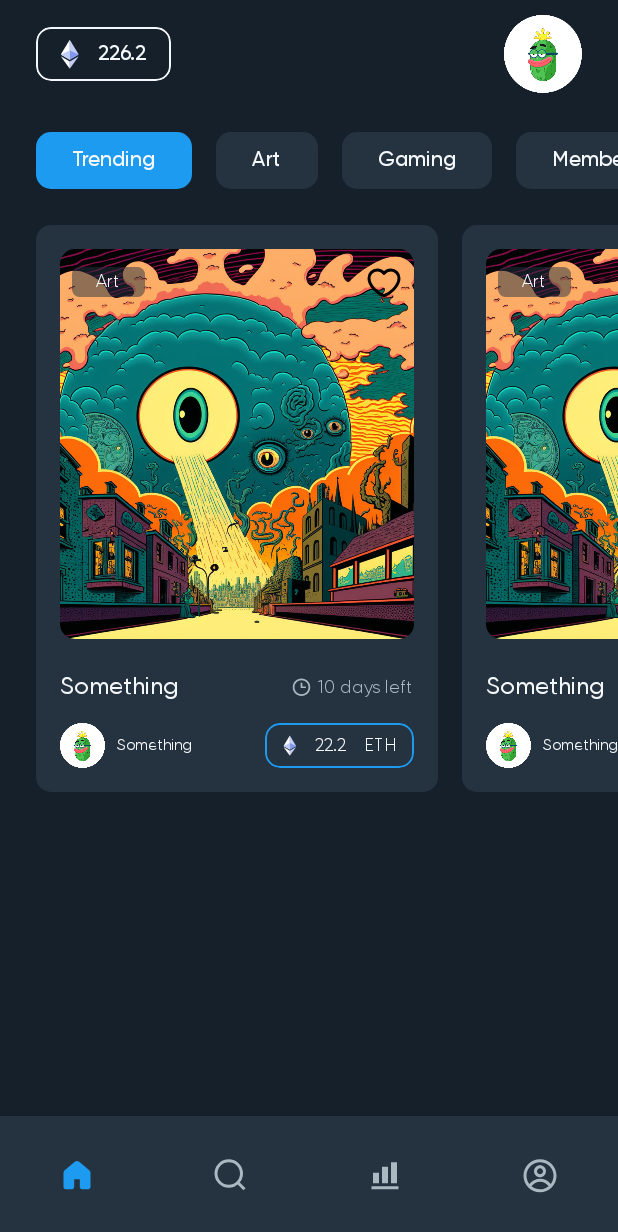
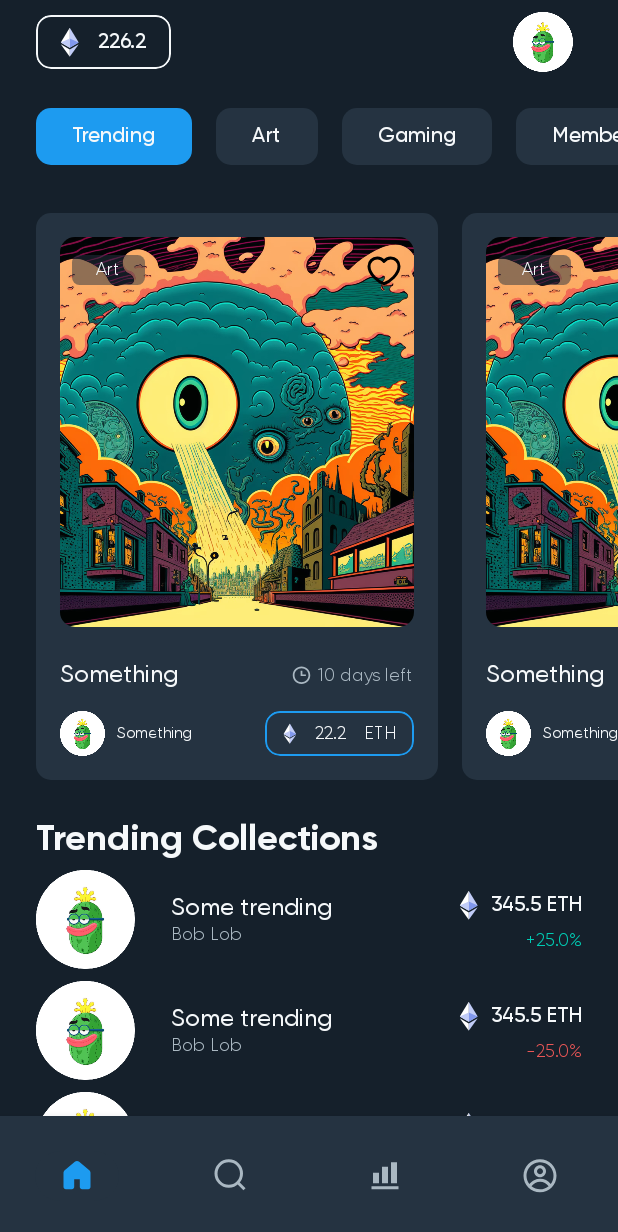
Before and after one commit to slothdeboss/EnEfTe, an Android app built with Jetpack Compose: the screen it shows after launch (MainActivity), on a phone screen of 412 x 824 dp. Shown: the top 1232 px of the screen. Run offline under Robolectric (Android 15) with nearby library versions, the phone set to English and light mode, and no system bars.

Commit message:
Implemented TrendingCollectionItem.kt and TrendingCollectionsList.kt. Renamed TrendingListingLot.kt to TrendingListingItem.kt. Finished HomeScreen design

```diff
--- a/app/src/main/java/com/slothdeboss/enefte/domain/collection/TrendingCollection.kt
+++ b/app/src/main/java/com/slothdeboss/enefte/domain/collection/TrendingCollection.kt
@@ -1,6 +1,7 @@
 package com.slothdeboss.enefte.domain.collection
 
 import androidx.annotation.DrawableRes
+import com.slothdeboss.enefte.R
 
 data class TrendingCollection(
     @DrawableRes val image: Int,
@@ -8,13 +9,33 @@
     val creatorName: String,
     val volume: Double,
     val volumeChange: VolumeChange
-)
+) {
+
+    companion object {
+
+        fun create(increased: Boolean): TrendingCollection {
+            return TrendingCollection(
+                image = R.drawable.ic_pfp,
+                name = "Some trending",
+                creatorName = "Bob Lob",
+                volume = 345.5,
+                volumeChange = VolumeChange(
+                    percentage = 25.0,
+                    type = if (increased) VolumeChange.Type.INCREASED else VolumeChange.Type.DECREASED
+                )
+            )
+        }
+    }
+}
 
 data class VolumeChange(
     val percentage: Double,
     val type: Type
 ) {
 
+    fun increased() = type == Type.INCREASED
+    fun decreased() = type == Type.DECREASED
+
     enum class Type {
         INCREASED, DECREASED
     }
--- /dev/null
+++ b/app/src/main/java/com/slothdeboss/enefte/ui/components/collections/TrendingCollectionItem.kt
@@ -0,0 +1,136 @@
+package com.slothdeboss.enefte.ui.components.collections
+
+import androidx.compose.foundation.Image
+import androidx.compose.foundation.clickable
+import androidx.compose.foundation.layout.Arrangement
+import androidx.compose.foundation.layout.Column
+import androidx.compose.foundation.layout.Row
+import androidx.compose.foundation.layout.Spacer
+import androidx.compose.foundation.layout.fillMaxWidth
+import androidx.compose.foundation.layout.height
+import androidx.compose.foundation.layout.width
+import androidx.compose.material.Surface
+import androidx.compose.material.Text
+import androidx.compose.runtime.Composable
+import androidx.compose.runtime.derivedStateOf
+import androidx.compose.runtime.getValue
+import androidx.compose.runtime.remember
+import androidx.compose.ui.Alignment
+import androidx.compose.ui.Modifier
+import androidx.compose.ui.res.painterResource
+import androidx.compose.ui.res.stringResource
+import androidx.compose.ui.tooling.preview.Preview
+import androidx.compose.ui.unit.dp
+import com.slothdeboss.enefte.R
+import com.slothdeboss.enefte.domain.collection.TrendingCollection
+import com.slothdeboss.enefte.ui.theme.EnEfTeTheme
+
+// TODO - refactor into smaller components
+@Composable
+fun TrendingCollectionItem(
+    collection: TrendingCollection,
+    onItemClick: (item: TrendingCollection) -> Unit,
+    modifier: Modifier = Modifier
+) {
+    val dimensions = EnEfTeTheme.dimensions
+    val typography = EnEfTeTheme.typography
+    val colors = EnEfTeTheme.colors
+
+    Row(
+        modifier = modifier
+            .clickable { onItemClick(collection) }
+            .fillMaxWidth()
+            .height(66.dp),
+        verticalAlignment = Alignment.CenterVertically
+    ) {
+        Image(
+            painter = painterResource(id = collection.image),
+            contentDescription = null
+        )
+
+        Spacer(modifier = Modifier.width(dimensions.dimension24))
+
+        Column(
+            verticalArrangement = Arrangement.spacedBy(dimensions.dimension4)
+        ) {
+            Text(
+                text = collection.name,
+                style = typography.body.copy(color = colors.white)
+            )
+
+            Text(
+                text = collection.creatorName,
+                style = typography.caption.copy(color = colors.grayLight)
+            )
+        }
+
+        Spacer(modifier = Modifier.weight(1f))
+
+        Column(
+            verticalArrangement = Arrangement.spacedBy(dimensions.dimension8),
+            horizontalAlignment = Alignment.End
+        ) {
+            Row(
+                horizontalArrangement = Arrangement.spacedBy(dimensions.dimension8),
+                verticalAlignment = Alignment.CenterVertically
+            ) {
+                Image(
+                    painter = painterResource(id = R.drawable.ic_ethereum),
+                    contentDescription = null
+                )
+
+                Text(
+                    text = stringResource(id = R.string.eth_template, collection.volume.toString()),
+                    style = typography.button.copy(color = colors.white)
+                )
+            }
+
+            val volumeTemplate by remember(collection) {
+                derivedStateOf {
+                    if (collection.volumeChange.increased()) {
+                        R.string.increased_volume
+                    } else {
+                        R.string.decreased_volume
+                    }
+                }
+            }
+
+            val volumeColor by remember(collection) {
+                derivedStateOf {
+                    if (collection.volumeChange.increased()) {
+                        colors.success
+                    } else {
+                        colors.danger
+                    }
+                }
+            }
+
+            Text(
+                text = stringResource(id = volumeTemplate, collection.volumeChange.percentage.toString()),
+                style = typography.caption.copy(color = volumeColor)
+            )
+        }
+    }
+}
+
+@Preview
+@Composable
+private fun Preview() {
+    EnEfTeTheme {
+        Surface(color = EnEfTeTheme.colors.dark) {
+            Column(
+                verticalArrangement = Arrangement.spacedBy(8.dp)
+            ) {
+                TrendingCollectionItem(
+                    collection = TrendingCollection.create(increased = false),
+                    onItemClick = {}
+                )
+
+                TrendingCollectionItem(
+                    collection = TrendingCollection.create(increased = true),
+                    onItemClick = {}
+                )
+            }
+        }
+    }
+}
--- /dev/null
+++ b/app/src/main/java/com/slothdeboss/enefte/ui/components/collections/TrendingCollectionsList.kt
@@ -0,0 +1,54 @@
+package com.slothdeboss.enefte.ui.components.collections
+
+import androidx.compose.foundation.layout.Arrangement
+import androidx.compose.foundation.layout.Column
+import androidx.compose.foundation.layout.PaddingValues
+import androidx.compose.foundation.layout.padding
+import androidx.compose.material.Text
+import androidx.compose.runtime.Composable
+import androidx.compose.ui.Modifier
+import androidx.compose.ui.res.stringResource
+import androidx.compose.ui.tooling.preview.Preview
+import androidx.compose.ui.unit.dp
+import com.slothdeboss.enefte.R
+import com.slothdeboss.enefte.domain.collection.TrendingCollection
+import com.slothdeboss.enefte.ui.theme.EnEfTeTheme
+
+// TODO - refactor to find a better solution to use it as a nested lazy column
+@Composable
+fun TrendingCollectionsList(
+    collections: List<TrendingCollection>,
+    onItemClick: (item: TrendingCollection) -> Unit,
+    modifier: Modifier = Modifier,
+    contentPadding: PaddingValues = PaddingValues()
+) {
+    val colors = EnEfTeTheme.colors
+    val typography = EnEfTeTheme.typography
+
+    Column(
+        modifier = modifier.padding(contentPadding),
+        verticalArrangement = Arrangement.spacedBy(8.dp)
+    ) {
+        Text(
+            text = stringResource(id = R.string.trending_collections),
+            style = typography.h2.copy(color = colors.white)
+        )
+        collections.forEach {
+            TrendingCollectionItem(
+                collection = it,
+                onItemClick = onItemClick
+            )
+        }
+    }
+}
+
+@Preview
+@Composable
+private fun Preview() {
+    EnEfTeTheme {
+        TrendingCollectionsList(
+            collections = listOf(),
+            onItemClick = {}
+        )
+    }
+}
--- a/app/src/main/java/com/slothdeboss/enefte/ui/components/listing/TrendingListingLot.kt
+++ b/app/src/main/java/com/slothdeboss/enefte/ui/components/listing/TrendingListingItem.kt
@@ -38,9 +38,9 @@
 
 // TODO - split into smaller reusable components, add some UI logic to this card
 @Composable
-fun TrendingListingLot(
+fun TrendingListingItem(
     listing: TrendingListing,
-    onClick: (item: TrendingListing) -> Unit,
+    onItemClick: (item: TrendingListing) -> Unit,
     modifier: Modifier = Modifier
 ) {
 
@@ -50,7 +50,7 @@
 
     Column(
         modifier = modifier
-            .clickable { onClick(listing) }
+            .clickable { onItemClick(listing) }
             .width(REQUIRED_CARD_WIDTH.dp)
             .background(
                 color = colors.secondary,
@@ -157,9 +157,9 @@
 @Composable
 private fun Preview() {
     EnEfTeTheme {
-        TrendingListingLot(
+        TrendingListingItem(
             listing = TrendingListing.default(),
-            onClick = {}
+            onItemClick = {}
         )
     }
 }
--- a/app/src/main/java/com/slothdeboss/enefte/ui/components/listing/TrendingListingsBar.kt
+++ b/app/src/main/java/com/slothdeboss/enefte/ui/components/listing/TrendingListingsBar.kt
@@ -29,9 +29,9 @@
         contentPadding = contentPadding
     ) {
         items(items = listings) { item ->
-            TrendingListingLot(
+            TrendingListingItem(
                 listing = item,
-                onClick = onItemClick
+                onItemClick = onItemClick
             )
         }
     }
--- a/app/src/main/java/com/slothdeboss/enefte/ui/components/topAppBar/HomeTopAppBar.kt
+++ b/app/src/main/java/com/slothdeboss/enefte/ui/components/topAppBar/HomeTopAppBar.kt
@@ -1,8 +1,10 @@
 package com.slothdeboss.enefte.ui.components.topAppBar
 
 import androidx.compose.foundation.Image
+import androidx.compose.foundation.background
 import androidx.compose.foundation.clickable
 import androidx.compose.foundation.layout.Arrangement
+import androidx.compose.foundation.layout.PaddingValues
 import androidx.compose.foundation.layout.Row
 import androidx.compose.foundation.layout.fillMaxWidth
 import androidx.compose.foundation.layout.padding
@@ -23,15 +25,18 @@
 fun HomeTopAppBar(
     onProfilePictureClick: () -> Unit,
     modifier: Modifier = Modifier,
-    onBalanceClick: () -> Unit = {}
+    onBalanceClick: () -> Unit = {},
+    paddingValues: PaddingValues = PaddingValues(
+        horizontal = EnEfTeTheme.dimensions.dimension24,
+        vertical = EnEfTeTheme.dimensions.dimension8
+    )
 ) {
-    val dimensions = EnEfTeTheme.dimensions
-
     Row(
         modifier = modifier
             .fillMaxWidth()
             .requiredHeight(56.dp)
-            .padding(horizontal = dimensions.dimension24),
+            .background(color = EnEfTeTheme.colors.dark)
+            .padding(paddingValues),
         verticalAlignment = Alignment.CenterVertically,
         horizontalArrangement = Arrangement.SpaceBetween
     ) {
@@ -50,7 +55,7 @@
     }
 }
 
-@Preview(showBackground = true, backgroundColor = 0xFF15202B)
+@Preview
 @Composable
 private fun Preview() {
     EnEfTeTheme {
--- a/app/src/main/java/com/slothdeboss/enefte/ui/screens/home/HomeScreen.kt
+++ b/app/src/main/java/com/slothdeboss/enefte/ui/screens/home/HomeScreen.kt
@@ -1,18 +1,19 @@
 package com.slothdeboss.enefte.ui.screens.home
 
-import androidx.compose.foundation.gestures.Orientation
-import androidx.compose.foundation.gestures.scrollable
 import androidx.compose.foundation.layout.Column
 import androidx.compose.foundation.layout.PaddingValues
 import androidx.compose.foundation.layout.fillMaxSize
 import androidx.compose.foundation.layout.padding
 import androidx.compose.foundation.lazy.rememberLazyListState
 import androidx.compose.foundation.rememberScrollState
+import androidx.compose.foundation.verticalScroll
 import androidx.compose.material3.Scaffold
 import androidx.compose.runtime.Composable
 import androidx.compose.ui.Modifier
 import androidx.compose.ui.tooling.preview.Preview
+import com.slothdeboss.enefte.domain.collection.TrendingCollection
 import com.slothdeboss.enefte.domain.listings.TrendingListing
+import com.slothdeboss.enefte.ui.components.collections.TrendingCollectionsList
 import com.slothdeboss.enefte.ui.components.listing.TrendingListingsBar
 import com.slothdeboss.enefte.ui.components.tag.FilterTagsBar
 import com.slothdeboss.enefte.ui.components.topAppBar.HomeTopAppBar
@@ -20,12 +21,9 @@
 import com.slothdeboss.enefte.ui.theme.EnEfTeTheme
 
 @Composable
-fun HomeScreen(
-    state: HomeState
-) {
+fun HomeScreen(state: HomeState) {
 
     val colors = EnEfTeTheme.colors
-    val typography = EnEfTeTheme.typography
     val dimensions = EnEfTeTheme.dimensions
 
     Scaffold(
@@ -33,17 +31,13 @@
         containerColor = colors.dark,
         topBar = {
             HomeTopAppBar(
-                modifier = Modifier.padding(vertical = dimensions.dimension8),
                 onProfilePictureClick = {}
             )
         }
     ) { parentPadding ->
         Column(
             modifier = Modifier
-                .scrollable(
-                    state = rememberScrollState(),
-                    orientation = Orientation.Vertical
-                )
+                .verticalScroll(rememberScrollState())
                 .fillMaxSize()
                 .padding(parentPadding)
         ) {
@@ -68,7 +62,22 @@
                 state = rememberLazyListState(),
                 contentPadding = PaddingValues(
                     horizontal = dimensions.dimension24,
-                    vertical = dimensions.dimension8
+                    vertical = dimensions.dimension16
+                )
+            )
+
+            TrendingCollectionsList(
+                collections = listOf(
+                    TrendingCollection.create(increased = true),
+                    TrendingCollection.create(increased = false),
+                    TrendingCollection.create(increased = false),
+                    TrendingCollection.create(increased = true),
+                    TrendingCollection.create(increased = true),
+                ),
+                onItemClick = {},
+                contentPadding = PaddingValues(
+                    horizontal = dimensions.dimension24,
+                    vertical = dimensions.dimension12
                 )
             )
         }
--- a/app/src/main/res/values/strings.xml
+++ b/app/src/main/res/values/strings.xml
@@ -48,4 +48,9 @@
         <item>Music</item>
     </string-array>
 
+    <string name="eth_template">%s ETH</string>
+    <string name="increased_volume">+%s\%%</string>
+    <string name="decreased_volume">-%s\%%</string>
+    <string name="trending_collections">Trending Collections</string>
+
 </resources>
```
